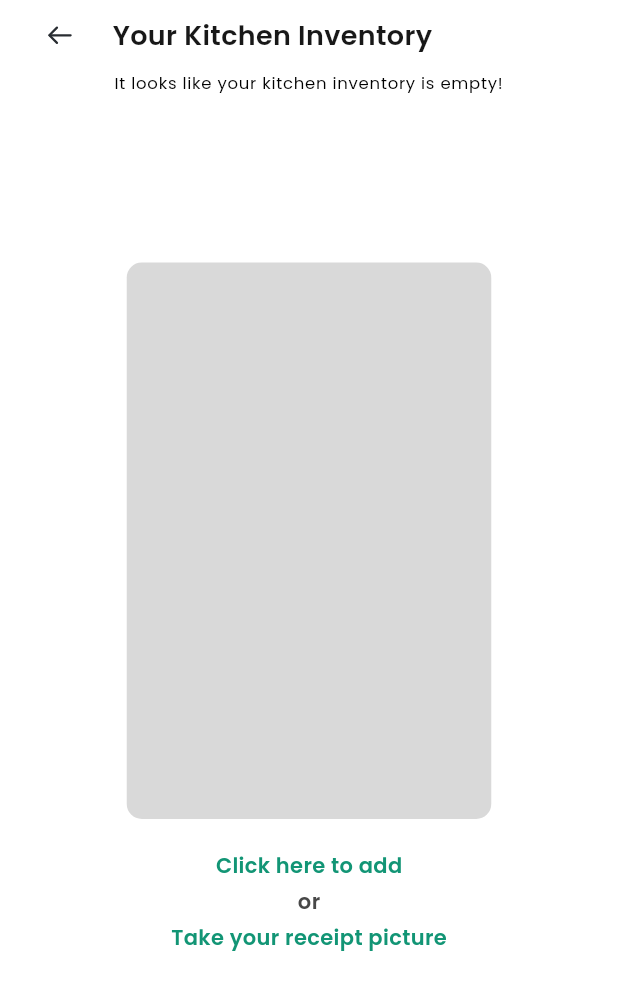
After one commit to Eko-Web3Hub/recipeAi, a Flutter app: the KitchenInventoryScreen screen opened by its route, on a phone screen of 412 x 824 dp. The commit adds this screen. Shown: the top 990 px of the screen. Run offline on Flutter 3.47's test engine with Material 3 defaults, Android fonts, the phone set to English and light mode, and no system bars; our stand-ins replace cloud_firestore, dio, equatable, firebase_auth, firebase_core, flutter_bloc and 6 more; accounts and stored records are empty.

Commit message:
[FEAT] The screen is ready

```diff
--- a/lib/home/presentation/home_screen.dart
+++ b/lib/home/presentation/home_screen.dart
@@ -5,6 +5,7 @@ import 'package:go_router/go_router.dart';
 import 'package:google_fonts/google_fonts.dart';
 import 'package:recipe_ai/auth/application/user_personnal_info_service.dart';
 import 'package:recipe_ai/auth/domain/model/user_personnal_info.dart';
+import 'package:recipe_ai/auth/presentation/components/main_btn.dart';
 import 'package:recipe_ai/di/container.dart';
 import 'package:recipe_ai/home/presentation/home_screen_controller.dart';
 import 'package:recipe_ai/receipe/application/retrieve_receipe_from_api_one_time_per_day_usecase.dart';
@@ -44,6 +45,12 @@ class HomeScreen extends StatelessWidget {
                     ],
                   ),
                   const Gap(15),
+                  MainBtn(
+                    text: 'Go to Kitchen inventory',
+                    onPressed: () {
+                      context.push('/kitchen-inventory');
+                    },
+                  ),
                   Text(
                     AppText.quickRecipes,
                     style: Theme.of(context)
--- /dev/null
+++ b/lib/kitchen/inventory/kitchen_inventory_screen.dart
@@ -0,0 +1,105 @@
+import 'package:flutter/material.dart';
+import 'package:flutter_svg/flutter_svg.dart';
+import 'package:gap/gap.dart';
+import 'package:recipe_ai/utils/app_text.dart';
+import 'package:recipe_ai/utils/colors.dart';
+import 'package:recipe_ai/utils/constant.dart';
+import 'package:recipe_ai/utils/styles.dart';
+
+class KitchenInventoryScreen extends StatelessWidget {
+  const KitchenInventoryScreen({super.key});
+
+  @override
+  Widget build(BuildContext context) {
+    return const SafeArea(
+      child: Scaffold(
+        appBar: KitchenInventoryAppBar(),
+        body: Column(
+          children: [
+            Gap(10.0),
+            _EmptyKitchenInventoryView(),
+          ],
+        ),
+      ),
+    );
+  }
+}
+
+class KitchenInventoryAppBar extends StatelessWidget
+    implements PreferredSizeWidget {
+  const KitchenInventoryAppBar({super.key});
+
+  @override
+  Widget build(BuildContext context) {
+    return Padding(
+      padding: const EdgeInsets.only(
+        top: 10.0,
+        left: 30,
+      ),
+      child: Row(
+        mainAxisSize: MainAxisSize.min,
+        crossAxisAlignment: CrossAxisAlignment.center,
+        children: [
+          SvgPicture.asset('assets/images/arrow-black-left.svg'),
+          const Gap(25),
+          Text(
+            AppText.yourKitchenInventory,
+            style: mediumTextStyle,
+          ),
+        ],
+      ),
+    );
+  }
+
+  @override
+  Size get preferredSize => const Size.fromHeight(70);
+}
+
+class _EmptyKitchenInventoryView extends StatelessWidget {
+  const _EmptyKitchenInventoryView();
+
+  @override
+  Widget build(BuildContext context) {
+    return Column(
+      children: [
+        Center(
+          child: Text(
+            AppText.emptyKitchenText,
+            textAlign: TextAlign.center,
+            style: Theme.of(context).textTheme.labelSmall!.copyWith(
+                  color: Colors.black,
+                ),
+          ),
+        ),
+        const Gap(112),
+        Container(
+          width: 243,
+          height: 371,
+          decoration: BoxDecoration(
+            color: greyVariantColor,
+            borderRadius: BorderRadius.circular(10),
+          ),
+        ),
+        const Gap(21),
+        Text(
+          AppText.clickHereToAdd,
+          style: smallTextStyle.copyWith(
+            color: Theme.of(context).primaryColor,
+          ),
+        ),
+        const Gap(3),
+        Text(
+          AppText.or,
+          style: smallTextStyle,
+        ),
+        const Gap(3),
+        Text(
+          AppText.takeYourReceiptPicture,
+          style: smallTextStyle.copyWith(
+            color: Theme.of(context).primaryColor,
+          ),
+        ),
+      ],
+    );
+  }
+}
--- a/lib/nav/router.dart
+++ b/lib/nav/router.dart
@@ -8,6 +8,7 @@ import 'package:recipe_ai/auth/presentation/login_view.dart';
 import 'package:recipe_ai/auth/presentation/register/register_view.dart';
 import 'package:recipe_ai/ddd/entity.dart';
 import 'package:recipe_ai/home/presentation/home_screen.dart';
+import 'package:recipe_ai/kitchen/inventory/kitchen_inventory_screen.dart';
 import 'package:recipe_ai/nav/splash_screen.dart';
 import 'package:recipe_ai/receipe/domain/model/receipe.dart';
 import 'package:recipe_ai/receipe/presentation/receipe_details_view.dart';
@@ -82,5 +83,11 @@ GoRouter createRouter() => GoRouter(
             );
           },
         ),
+        GoRoute(
+          name: 'KitchenInventory',
+          path: '/kitchen-inventory',
+          redirect: _guardAuth,
+          builder: (context, state) => const KitchenInventoryScreen(),
+        ),
       ],
     );
--- a/lib/utils/app_text.dart
+++ b/lib/utils/app_text.dart
@@ -35,4 +35,10 @@ abstract class AppText {
   static const String steps = 'Steps';
   static const String receipeRetrievalError = 'Error retrieving receipes';
   static const String quickRecipes = 'Quick Recipes';
+  static const String yourKitchenInventory = 'Your Kitchen Inventory';
+  static const emptyKitchenText =
+      'It looks like your kitchen inventory is empty!';
+  static const String clickHereToAdd = 'Click here to add';
+  static const String or = 'or';
+  static const takeYourReceiptPicture = 'Take your receipt picture';
 }
--- a/lib/utils/colors.dart
+++ b/lib/utils/colors.dart
@@ -8,3 +8,5 @@ const blackVariantColor = Color(0xff181818);
 const neutralBlackColor = Color(0xff484848);
 
 const neutralGreyColor = Color(0xffA9A9A9);
+
+const greyVariantColor = Color(0xffD9D9D9);
--- a/lib/utils/constant.dart
+++ b/lib/utils/constant.dart
@@ -61,3 +61,10 @@ final normalTextStyle = GoogleFonts.poppins(
   height: 24 / 16,
   color: blackVariantColor,
 );
+
+final mediumTextStyle = GoogleFonts.poppins(
+  fontWeight: FontWeight.w600,
+  fontSize: 18,
+  height: 27 / 18,
+  color: blackVariantColor,
+);
```
Also changed, not shown: assets/images/arrow-black-left.svg (added).
